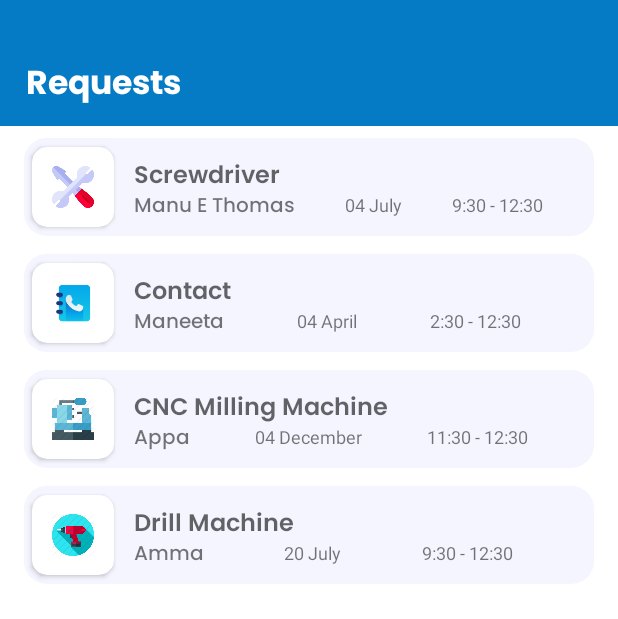
After one commit to manuethomas/Rotor-App-TBI, an Android app: the RequestsActivity screen opened directly, with no data from a screen before it, on a phone screen of 412 x 824 dp. The commit adds this screen. Shown: the top 619 px of the screen. Run offline under Robolectric (Android 15) with nearby library versions, the phone set to English and light mode, and no system bars.

Commit message:
Request page made and linked it with machines page. Bottom nav also set

```diff
--- a/app/src/main/AndroidManifest.xml
+++ b/app/src/main/AndroidManifest.xml
@@ -9,6 +9,7 @@
         android:roundIcon="@mipmap/ic_launcher_round"
         android:supportsRtl="true"
         android:theme="@style/AppTheme">
+        <activity android:name=".RequestsActivity"></activity>
         <activity android:name=".MainActivity">
             <intent-filter>
                 <action android:name="android.intent.action.MAIN" />
@@ -16,6 +17,7 @@
                 <category android:name="android.intent.category.LAUNCHER" />
             </intent-filter>
         </activity>
+
         <meta-data
             android:name="preloaded_fonts"
             android:resource="@array/preloaded_fonts" />
--- a/app/src/main/java/com/example/tbiapphome/MainActivity.java
+++ b/app/src/main/java/com/example/tbiapphome/MainActivity.java
@@ -1,18 +1,24 @@
 package com.example.tbiapphome;
 
+import androidx.annotation.NonNull;
 import androidx.appcompat.app.AppCompatActivity;
 import androidx.recyclerview.widget.DefaultItemAnimator;
 import androidx.recyclerview.widget.GridLayoutManager;
 import androidx.recyclerview.widget.RecyclerView;
 
+import android.app.Activity;
+import android.content.Intent;
 import android.content.res.Resources;
 import android.graphics.Rect;
 import android.os.Bundle;
 import android.util.TypedValue;
+import android.view.MenuItem;
 import android.view.View;
 import android.widget.ImageView;
+import android.widget.ListView;
 
 import com.bumptech.glide.Glide;
+import com.google.android.material.bottomnavigation.BottomNavigationView;
 
 import java.util.ArrayList;
 import java.util.List;
@@ -21,6 +27,9 @@ public class MainActivity extends AppCompatActivity {
     private RecyclerView recyclerView;
     private MachineAdapter adapter;
     private List<Machine> machineList;
+
+    static BottomNavigationView bottomNavigationView;
+
     @Override
     protected void onCreate(Bundle savedInstanceState) {
         super.onCreate(savedInstanceState);
@@ -45,7 +54,29 @@ public class MainActivity extends AppCompatActivity {
         }
 
          */
+        // going to activity requests
+        bottomNavigationView = findViewById(R.id.bottomNavigationView);
+        bottomNavigationView.getMenu().findItem(R.id.machines).setChecked(true);
+
+        bottomNavigationView.setOnNavigationItemSelectedListener(new BottomNavigationView.OnNavigationItemSelectedListener() {
+            @Override
+            public boolean onNavigationItemSelected(@NonNull MenuItem item) {
+                switch (item.getItemId()) {
+                    case R.id.requestIcon:
+                        Intent intent = new Intent(getApplicationContext(),RequestsActivity.class);
+                        startActivity(intent);
+                        return true;
+                    case R.id.machines:
+                        return true;
+                    case R.id.profileIcon:
+                        return true;
+                }
+                return false;
+            }
+        });
     }
+
+
     /**
      * Adding few albums for testing
      */
--- /dev/null
+++ b/app/src/main/java/com/example/tbiapphome/Requests.java
@@ -0,0 +1,34 @@
+package com.example.tbiapphome;
+
+public class Requests {
+    String machineUsedTextView, uNameTextView, dateTextView, TimeTextView;
+    int machineUsedIconImageView;
+
+    public Requests(String machineUsedTextView, String uNameTextView, String dateTextView, String timeTextView, int machineUsedIconImageView) {
+        this.machineUsedTextView = machineUsedTextView;
+        this.uNameTextView = uNameTextView;
+        this.dateTextView = dateTextView;
+        TimeTextView = timeTextView;
+        this.machineUsedIconImageView = machineUsedIconImageView;
+    }
+
+    public String getMachineUsedTextView() {
+        return machineUsedTextView;
+    }
+
+    public String getuNameTextView() {
+        return uNameTextView;
+    }
+
+    public String getDateTextView() {
+        return dateTextView;
+    }
+
+    public String getTimeTextView() {
+        return TimeTextView;
+    }
+
+    public int getMachineUsedIconImageView() {
+        return machineUsedIconImageView;
+    }
+}
--- /dev/null
+++ b/app/src/main/java/com/example/tbiapphome/RequestsActivity.java
@@ -0,0 +1,36 @@
+package com.example.tbiapphome;
+
+import androidx.appcompat.app.AppCompatActivity;
+
+import android.app.Activity;
+import android.os.Bundle;
+import android.widget.ListView;
+
+import com.google.android.material.bottomnavigation.BottomNavigationView;
+
+import java.util.ArrayList;
+import java.util.List;
+
+public class RequestsActivity extends AppCompatActivity {
+    List<Requests> requestsList;
+    ListView requestsListView;
+    @Override
+    protected void onCreate(Bundle savedInstanceState) {
+        super.onCreate(savedInstanceState);
+        setContentView(R.layout.activity_requests);
+        requestsList = new ArrayList<Requests>();
+        requestsList.add(new Requests("Screwdriver", "Manu E Thomas", "04 July", "9:30 - 12:30", R.drawable.m2));
+        requestsList.add(new Requests("Contact", "Maneeta", "04 April", "2:30 - 12:30", R.drawable.m1));
+        requestsList.add(new Requests("CNC Milling Machine", "Appa", "04 December", "11:30 - 12:30", R.drawable.m3));
+        requestsList.add(new Requests("Drill Machine", "Amma", "20 July", "9:30 - 12:30", R.drawable.m4));
+        requestsListView = findViewById(R.id.requestsListView);
+        RequestsAdapter requestsAdapter = new RequestsAdapter(this, R.layout.custom_requests, requestsList);
+        requestsListView.setAdapter(requestsAdapter);
+    }
+
+    @Override
+    public void onBackPressed() {
+        super.onBackPressed();
+        MainActivity.bottomNavigationView.setSelectedItemId(R.id.machines);
+    }
+}
--- /dev/null
+++ b/app/src/main/java/com/example/tbiapphome/RequestsAdapter.java
@@ -0,0 +1,46 @@
+package com.example.tbiapphome;
+
+import android.content.Context;
+import android.view.LayoutInflater;
+import android.view.View;
+import android.view.ViewGroup;
+import android.widget.ArrayAdapter;
+import android.widget.ImageView;
+import android.widget.TextView;
+
+import androidx.annotation.NonNull;
+import androidx.annotation.Nullable;
+
+import java.util.List;
+
+public class RequestsAdapter extends ArrayAdapter<Requests> {
+    Context context;
+    int resource;
+    List<Requests> requestsList;
+    public RequestsAdapter(@NonNull Context context, int resource, @NonNull List<Requests> requestsList) {
+        super(context, resource, requestsList);
+        this.context = context;
+        this.resource = resource;
+        this.requestsList= requestsList;
+    }
+
+    @NonNull
+    @Override
+    public View getView(int position, @Nullable View convertView, @NonNull ViewGroup parent) {
+        LayoutInflater inflater = LayoutInflater.from(context);
+        View view = inflater.inflate(R.layout.custom_requests ,null);
+        TextView machineUsedTextView = view.findViewById(R.id.machineUsedTextView);
+        TextView uNameTextView = view.findViewById(R.id.uNameTextView);
+        TextView dateTextView = view.findViewById(R.id.dateTextView);
+        TextView timeTextView = view.findViewById(R.id.timeTextView);
+        ImageView machineUsedIconImageView = view.findViewById(R.id.machineUsedIconImageView);
+        Requests requests = requestsList.get(position);
+        machineUsedTextView.setText(requests.getMachineUsedTextView());
+        dateTextView.setText(requests.getDateTextView());
+        uNameTextView.setText(requests.getuNameTextView());
+        timeTextView.setText(requests.getTimeTextView());
+        machineUsedIconImageView.setImageDrawable(context.getDrawable(requests.getMachineUsedIconImageView()));
+        return view;
+
+    }
+}
--- /dev/null
+++ b/app/src/main/res/drawable/custom_requests_background.xml
@@ -0,0 +1,17 @@
+<?xml version="1.0" encoding="utf-8"?>
+<layer-list xmlns:android="http://schemas.android.com/apk/res/android">
+    <item >
+        <shape
+            android:shape="rectangle">
+            <solid android:color="#F5F5FF"/>
+            <corners android:radius="15dp"/>
+        </shape>
+    </item>
+    <item android:right=".2dp" android:left=".2dp" android:bottom="1dp" android:top=".2dp">
+        <shape
+            android:shape="rectangle">
+            <solid android:color="#F5F5FF"/>
+            <corners android:radius="15dp"/>
+        </shape>
+    </item>
+</layer-list>
--- /dev/null
+++ b/app/src/main/res/font/poppins_medium.xml
@@ -0,0 +1,7 @@
+<?xml version="1.0" encoding="utf-8"?>
+<font-family xmlns:app="http://schemas.android.com/apk/res-auto"
+        app:fontProviderAuthority="com.google.android.gms.fonts"
+        app:fontProviderPackage="com.google.android.gms"
+        app:fontProviderQuery="name=Poppins&amp;weight=500"
+        app:fontProviderCerts="@array/com_google_android_gms_fonts_certs">
+</font-family>
--- a/app/src/main/res/layout/activity_main.xml
+++ b/app/src/main/res/layout/activity_main.xml
@@ -32,7 +32,7 @@
         app:layout_constraintTop_toTopOf="parent" />
 
     <com.google.android.material.bottomnavigation.BottomNavigationView
-        android:id="@+id/bottom_navigation"
+        android:id="@+id/bottomNavigationView"
         android:layout_width="match_parent"
         android:layout_height="wrap_content"
         android:layout_marginLeft="8dp"
--- /dev/null
+++ b/app/src/main/res/layout/activity_requests.xml
@@ -0,0 +1,51 @@
+<?xml version="1.0" encoding="utf-8"?>
+<androidx.constraintlayout.widget.ConstraintLayout xmlns:android="http://schemas.android.com/apk/res/android"
+    xmlns:app="http://schemas.android.com/apk/res-auto"
+    xmlns:tools="http://schemas.android.com/tools"
+    android:layout_width="match_parent"
+    android:layout_height="match_parent"
+    android:background="#FFFFFF"
+    tools:context=".RequestsActivity">
+
+    <androidx.constraintlayout.widget.ConstraintLayout
+        android:id="@+id/constraintLayout"
+        android:layout_width="0dp"
+        android:layout_height="wrap_content"
+        android:background="#057BC5"
+        app:layout_constraintEnd_toEndOf="parent"
+        app:layout_constraintStart_toStartOf="parent"
+        app:layout_constraintTop_toTopOf="parent">
+
+        <TextView
+            android:id="@+id/textView3"
+            android:layout_width="wrap_content"
+            android:layout_height="wrap_content"
+            android:layout_marginStart="17dp"
+            android:layout_marginTop="38dp"
+            android:layout_marginBottom="8dp"
+            android:fontFamily="@font/poppins_bold"
+            android:text="Requests"
+            android:textColor="#FFFFFF"
+            android:textSize="22sp"
+            app:layout_constraintBottom_toBottomOf="parent"
+            app:layout_constraintStart_toStartOf="parent"
+            app:layout_constraintTop_toTopOf="parent" />
+    </androidx.constraintlayout.widget.ConstraintLayout>
+
+    <ListView
+        android:id="@+id/requestsListView"
+        android:layout_width="0dp"
+        android:layout_height="0dp"
+        android:layout_marginStart="16dp"
+        android:layout_marginTop="8dp"
+        android:layout_marginEnd="16dp"
+        android:divider="#fff"
+        android:dividerHeight="12dp"
+        app:layout_constraintBottom_toBottomOf="parent"
+        app:layout_constraintEnd_toEndOf="parent"
+        app:layout_constraintHorizontal_bias="0.0"
+        app:layout_constraintStart_toStartOf="parent"
+        app:layout_constraintTop_toBottomOf="@+id/constraintLayout"
+        app:layout_constraintVertical_bias="1.0" />
+
+</androidx.constraintlayout.widget.ConstraintLayout>
--- /dev/null
+++ b/app/src/main/res/layout/custom_requests.xml
@@ -0,0 +1,117 @@
+<?xml version="1.0" encoding="utf-8"?>
+<androidx.constraintlayout.widget.ConstraintLayout xmlns:android="http://schemas.android.com/apk/res/android"
+    xmlns:app="http://schemas.android.com/apk/res-auto"
+    xmlns:tools="http://schemas.android.com/tools"
+    android:layout_width="match_parent"
+    android:layout_height="match_parent"
+    android:background="@drawable/custom_requests_background">
+
+    <androidx.cardview.widget.CardView
+        android:id="@+id/iconCardView"
+        android:layout_width="65dp"
+        android:layout_height="65dp"
+        android:layout_centerHorizontal="true"
+        android:elevation="12dp"
+        android:innerRadius="0dp"
+        android:shape="ring"
+        android:thicknessRatio="1.9"
+        app:cardCornerRadius="10dp"
+        app:cardUseCompatPadding="true"
+        app:layout_constraintStart_toStartOf="parent"
+        app:layout_constraintTop_toTopOf="parent">
+
+        <androidx.constraintlayout.widget.ConstraintLayout
+            android:layout_width="wrap_content"
+            android:layout_height="wrap_content"
+            android:layout_marginStart="5dp"
+            android:layout_marginTop="12.5dp"
+            android:layout_marginEnd="5dp"
+            android:layout_marginBottom="12.5dp"
+            app:layout_constraintStart_toStartOf="@id/iconCardView">
+
+            <ImageView
+                android:id="@+id/machineUsedIconImageView"
+                android:layout_width="match_parent"
+                android:layout_height="match_parent"
+                android:foregroundGravity="center"
+                android:src="@drawable/m2" />
+
+        </androidx.constraintlayout.widget.ConstraintLayout>
+
+    </androidx.cardview.widget.CardView>
+
+    <androidx.constraintlayout.widget.ConstraintLayout
+        android:id="@+id/requestDetailsConstraintLayout"
+        android:layout_width="0dp"
+        android:layout_height="wrap_content"
+        android:layout_marginStart="8dp"
+        android:layout_marginTop="8dp"
+        app:layout_constraintEnd_toEndOf="parent"
+        app:layout_constraintStart_toEndOf="@+id/iconCardView"
+        app:layout_constraintTop_toTopOf="parent">
+
+        <LinearLayout
+            android:layout_width="match_parent"
+            android:layout_height="wrap_content"
+            android:orientation="vertical"
+            app:layout_constraintStart_toStartOf="@id/requestDetailsConstraintLayout"
+            app:layout_constraintTop_toTopOf="@id/requestDetailsConstraintLayout">
+
+
+            <TextView
+                android:id="@+id/machineUsedTextView"
+                android:layout_width="match_parent"
+                android:layout_height="wrap_content"
+                android:layout_marginTop="5dp"
+                android:fontFamily="@font/poppins_semibold"
+                android:includeFontPadding="false"
+                android:text="PCB Milling Machine"
+                android:textAppearance="@style/TextAppearance.AppCompat.Medium"
+                android:textSize="16sp" />
+
+            <LinearLayout
+                android:layout_width="match_parent"
+                android:layout_height="wrap_content"
+                android:orientation="horizontal">
+
+                <TextView
+                    android:id="@+id/uNameTextView"
+                    android:layout_width="wrap_content"
+                    android:layout_height="wrap_content"
+                    android:layout_marginTop="0dp"
+                    android:layout_weight="1"
+                    android:fontFamily="@font/poppins_medium"
+                    android:includeFontPadding="false"
+                    android:text="Manu E Thomas"
+                    android:textSize="13sp" />
+
+                <TextView
+                    android:id="@+id/dateTextView"
+                    android:layout_width="wrap_content"
+                    android:layout_height="wrap_content"
+                    android:layout_marginTop="0dp"
+                    android:layout_weight="1"
+                    android:includeFontPadding="false"
+                    android:text="04 April"
+                    android:textSize="12sp" />
+
+                <TextView
+                    android:id="@+id/timeTextView"
+                    android:layout_width="wrap_content"
+                    android:layout_height="wrap_content"
+                    android:layout_marginTop="0dp"
+                    android:layout_weight="1"
+                    android:includeFontPadding="false"
+                    android:text="9:30 - 12:30"
+                    android:textSize="12sp" />
+
+
+            </LinearLayout>
+
+
+        </LinearLayout>
+
+
+    </androidx.constraintlayout.widget.ConstraintLayout>
+
+</androidx.constraintlayout.widget.ConstraintLayout>
--- a/app/src/main/res/layout/machine_card.xml
+++ b/app/src/main/res/layout/machine_card.xml
@@ -14,7 +14,8 @@
         android:background="@color/cardViewColor"
         android:elevation="3dp"
         android:theme="@style/Theme.MaterialComponents.Light"
-        card_view:cardCornerRadius="@dimen/card_radius">
+        card_view:cardCornerRadius="@dimen/card_radius"
+        card_view:cardUseCompatPadding="false">
 
         <androidx.constraintlayout.widget.ConstraintLayout
             android:layout_width="match_parent"
--- a/app/src/main/res/values/preloaded_fonts.xml
+++ b/app/src/main/res/values/preloaded_fonts.xml
@@ -2,6 +2,7 @@
 <resources>
     <array name="preloaded_fonts" translatable="false">
         <item>@font/poppins_bold</item>
+        <item>@font/poppins_medium</item>
         <item>@font/poppins_semibold</item>
     </array>
 </resources>
```
